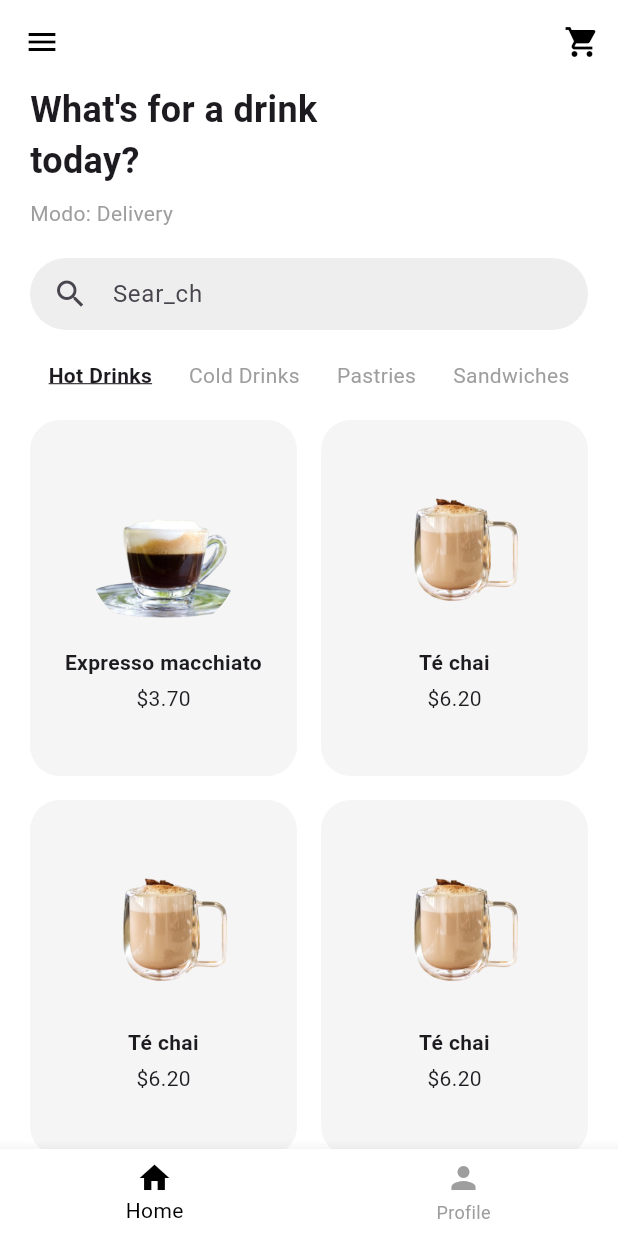
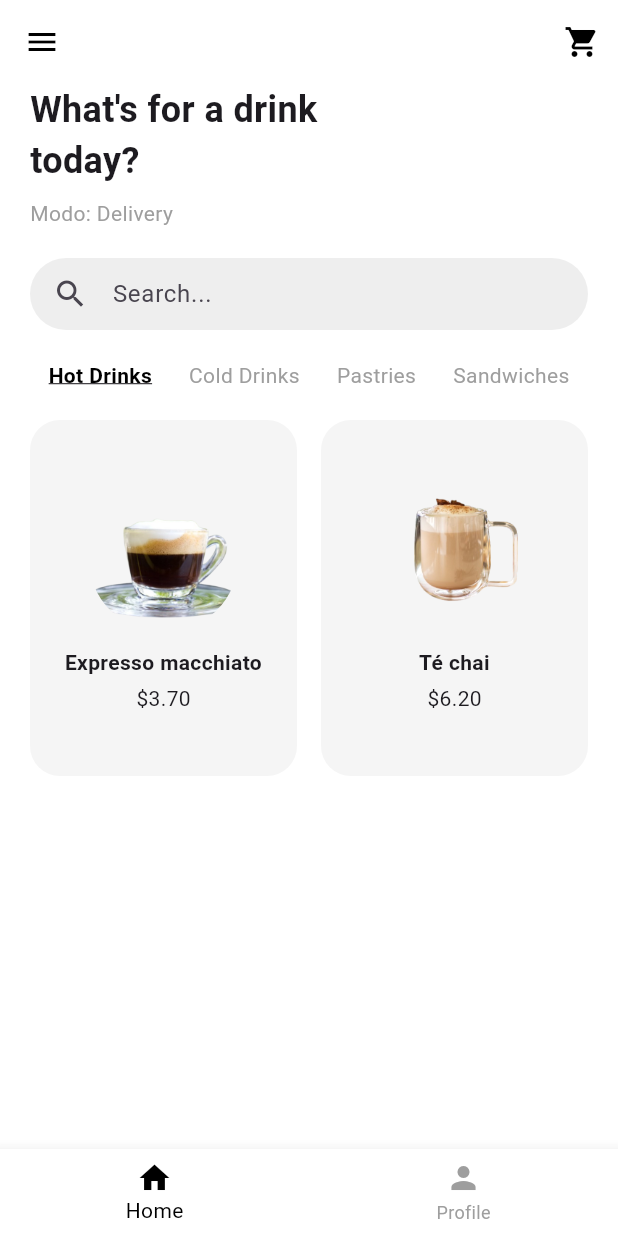
Before and after one commit to joelreyes21/proyecto_final, a Flutter app: the HomeScreen screen opened directly with empty values, on a phone screen of 412 x 824 dp. Run offline on Flutter 3.47's test engine with Material 3 defaults, Android fonts, the phone set to English and light mode, and no system bars.

Commit message:
Modifiqué home.dart

```diff
--- a/lib/screens/cart_screen.dart
+++ b/lib/screens/cart_screen.dart
@@ -2,12 +2,17 @@ import 'package:flutter/material.dart';
 import '../utils/carrito.dart';
 import '../models/producto.dart';
 
-class CartScreen extends StatelessWidget {
+class CartScreen extends StatefulWidget {
   const CartScreen({super.key});
 
   @override
+  State<CartScreen> createState() => _CartScreenState();
+}
+
+class _CartScreenState extends State<CartScreen> {
+  @override
   Widget build(BuildContext context) {
-    final productos = Carrito.obtenerTodos(); // ✅ Corregido
+    final productos = Carrito.obtenerTodos();
 
     return Scaffold(
       appBar: AppBar(
@@ -24,6 +29,17 @@ class CartScreen extends StatelessWidget {
                   leading: Image.asset(producto.imagen, width: 50, height: 50),
                   title: Text(producto.nombre),
                   subtitle: Text(producto.precio),
+                  trailing: IconButton(
+                    icon: const Icon(Icons.delete, color: Colors.red),
+                    onPressed: () {
+                      setState(() {
+                        Carrito.eliminar(producto);
+                      });
+                      ScaffoldMessenger.of(context).showSnackBar(
+                        SnackBar(content: Text("${producto.nombre} eliminado")),
+                      );
+                    },
+                  ),
                 );
               },
             ),
@@ -33,7 +49,7 @@ class CartScreen extends StatelessWidget {
               padding: const EdgeInsets.all(16.0),
               child: ElevatedButton(
                 onPressed: () {
-                  // Acción futura: pagar, enviar orden, etc.
+                  // Acción futura: pagar
                 },
                 style: ElevatedButton.styleFrom(
                   backgroundColor: Colors.green,
--- a/lib/screens/home.dart
+++ b/lib/screens/home.dart
@@ -1,41 +1,54 @@
 import 'package:flutter/material.dart';
 import 'product_details.dart';
-import 'cart_screen.dart'; // ✅ Import necesario para el carrito
+import 'cart_screen.dart';
 
-class HomeScreen extends StatelessWidget {
+class HomeScreen extends StatefulWidget {
   final bool isLogin;
   final int mesa;
 
   const HomeScreen({super.key, required this.isLogin, required this.mesa});
 
   @override
-  Widget build(BuildContext context) {
+  State<HomeScreen> createState() => _HomeScreenState();
+}
+
+class _HomeScreenState extends State<HomeScreen> {
+  String selectedCategory = 'Hot Drinks';
+  String searchTerm = '';
+
   final List<Map<String, dynamic>> productos = [
     {
       'nombre': 'Expresso macchiato',
       'precio': '\$3.70',
       'imagen': 'assets/espresso.png',
       'descripcion': 'Un espresso fuerte con un toque de leche espumada.',
+      'categoria': 'Hot Drinks',
     },
     {
       'nombre': 'Té chai',
       'precio': '\$6.20',
       'imagen': 'assets/te.png',
       'descripcion': 'Té con especias y leche, ideal para tardes frías.',
+      'categoria': 'Hot Drinks',
     },
     {
-        'nombre': 'Té chai',
-        'precio': '\$6.20',
-        'imagen': 'assets/te.png',
-        'descripcion': 'Té con especias y leche, ideal para tardes frías.',
-      },
-      {
-        'nombre': 'Té chai',
-        'precio': '\$6.20',
-        'imagen': 'assets/te.png',
-        'descripcion': 'Té con especias y leche, ideal para tardes frías.',
+      'nombre': 'Granita de café',
+      'precio': '\$4.50',
+      'imagen': 'assets/granita.png',
+      'descripcion': 'Café helado con textura granulada, refrescante.',
+      'categoria': 'Cold Drinks',
     },
   ];
+
+  @override
+  Widget build(BuildContext context) {
+    final productosFiltrados = productos
+        .where((producto) =>
+            producto['categoria'] == selectedCategory &&
+            producto['nombre']
+                .toLowerCase()
+                .contains(searchTerm.toLowerCase()))
+        .toList();
 
     return Scaffold(
       backgroundColor: Colors.white,
@@ -52,7 +65,7 @@ class HomeScreen extends StatelessWidget {
             onPressed: () {
               Navigator.push(
                 context,
-                MaterialPageRoute(builder: (_) => const CartScreen()), // ✅ Navegación al carrito
+                MaterialPageRoute(builder: (_) => const CartScreen()),
               );
             },
           ),
@@ -69,48 +82,59 @@ class HomeScreen extends StatelessWidget {
             ),
             const SizedBox(height: 8),
             Text(
-              mesa == 0 ? 'Modo: Delivery' : 'Mesa #$mesa',
+              widget.mesa == 0 ? 'Modo: Delivery' : 'Mesa #${widget.mesa}',
               style: const TextStyle(color: Colors.grey, fontSize: 14),
             ),
             const SizedBox(height: 20),
+            // 🔍 Buscador
             Container(
               padding: const EdgeInsets.symmetric(horizontal: 15),
               decoration: BoxDecoration(
                 color: Colors.grey.shade200,
                 borderRadius: BorderRadius.circular(30),
               ),
-              child: const TextField(
-                decoration: InputDecoration(
+              child: TextField(
+                onChanged: (value) => setState(() => searchTerm = value),
+                decoration: const InputDecoration(
                   icon: Icon(Icons.search),
-                  hintText: "Sear_ch",
+                  hintText: "Search...",
                   border: InputBorder.none,
                 ),
               ),
             ),
             const SizedBox(height: 20),
+            // 🔘 Categorías
             Row(
               mainAxisAlignment: MainAxisAlignment.spaceAround,
-              children: const [
-                Text(
-                  "Hot Drinks",
+              children: ['Hot Drinks', 'Cold Drinks', 'Pastries', 'Sandwiches']
+                  .map((cat) {
+                final selected = cat == selectedCategory;
+                return GestureDetector(
+                  onTap: () => setState(() => selectedCategory = cat),
+                  child: Text(
+                    cat,
                     style: TextStyle(
-                    fontWeight: FontWeight.bold,
-                    decoration: TextDecoration.underline,
+                      fontWeight: selected ? FontWeight.bold : FontWeight.normal,
+                      color: selected ? Colors.black : Colors.grey,
+                      decoration: selected
+                          ? TextDecoration.underline
+                          : TextDecoration.none,
                     ),
                   ),
-                Text("Cold Drinks", style: TextStyle(color: Colors.grey)),
-                Text("Pastries", style: TextStyle(color: Colors.grey)),
-                Text("Sandwiches", style: TextStyle(color: Colors.grey)),
-              ],
+                );
+              }).toList(),
             ),
             const SizedBox(height: 20),
+            // 🛍️ Productos
             Expanded(
-              child: GridView.count(
+              child: productosFiltrados.isEmpty
+                  ? const Center(child: Text("No hay productos"))
+                  : GridView.count(
                       crossAxisCount: 2,
                       crossAxisSpacing: 16,
                       mainAxisSpacing: 16,
                       childAspectRatio: 0.75,
-                children: productos.map((producto) {
+                      children: productosFiltrados.map((producto) {
                         return GestureDetector(
                           onTap: () {
                             Navigator.push(
--- a/lib/screens/select_table.dart
+++ b/lib/screens/select_table.dart
@@ -13,7 +13,7 @@ class SelectTableScreen extends StatelessWidget {
     return Scaffold(
       appBar: AppBar(
         title: const Text('Selecciona tu mesa'),
-        backgroundColor: Colors.brown[700],
+        backgroundColor: const Color.fromARGB(255, 0, 0, 0),
       ),
       backgroundColor: Colors.white,
       body: Padding(
--- a/lib/utils/carrito.dart
+++ b/lib/utils/carrito.dart
@@ -18,4 +18,8 @@ class Carrito {
   static double total() {
     return _items.fold(0.0, (sum, item) => sum + double.parse(item.precio.replaceAll('\$', '')));
   }
+  static void eliminar(Producto producto) {
+  _items.remove(producto);
 }
+
+}
```
Lines whose indentation alone changed are shown as unchanged.
